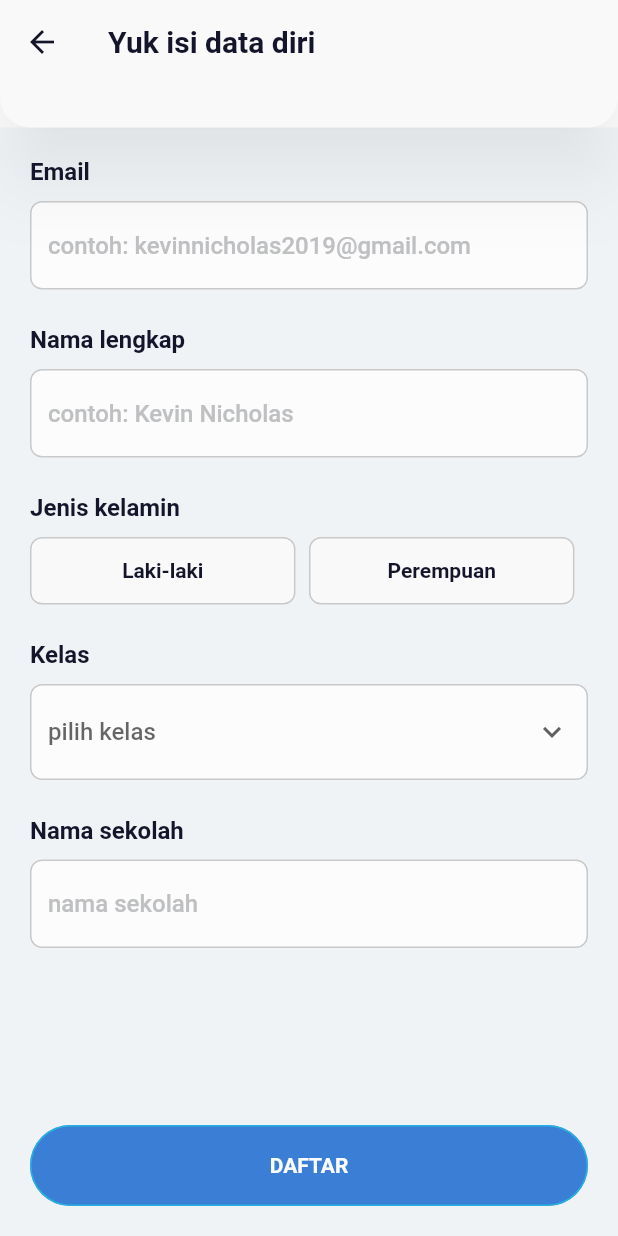
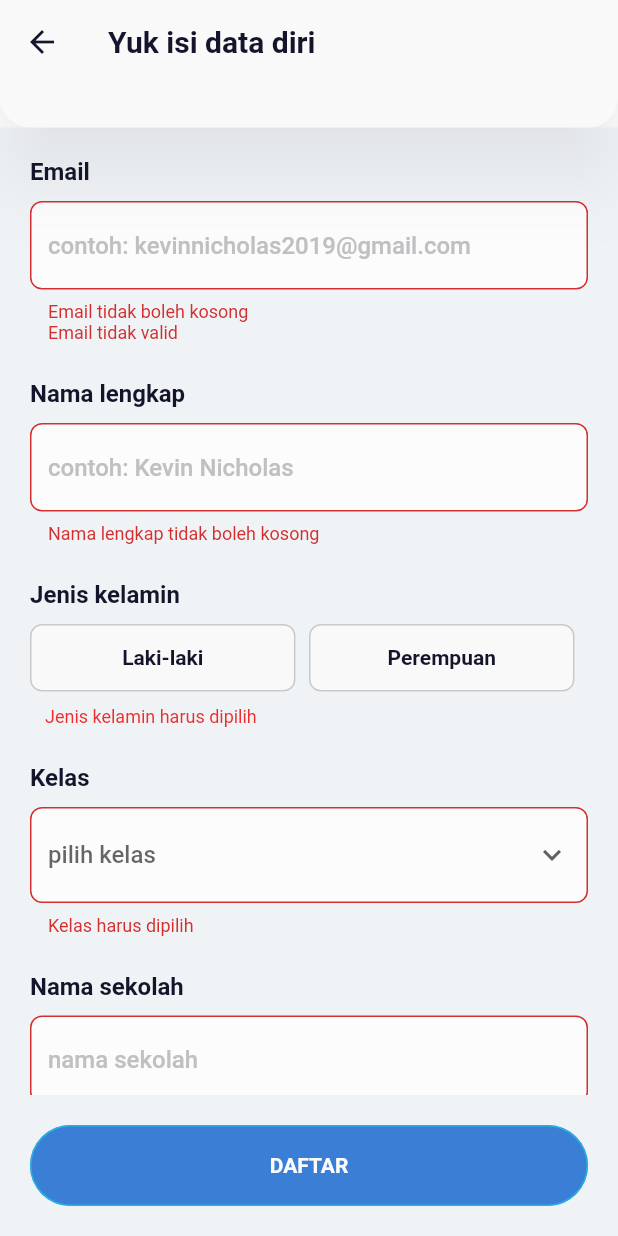
Before and after one commit to kevinnicholas2019/flutter-final-project-edspert, a Flutter app: the RegisterPage screen opened directly, on a phone screen of 412 x 824 dp. Run offline on Flutter 3.47's test engine with Material 2 defaults, Android fonts, the phone set to English and light mode, and no system bars; our stand-ins replace bloc, cached_network_image, firebase_auth, firebase_core, flutter_bloc, flutter_html and 1 more; accounts and stored records are empty; network calls fail; Roboto replaces fonts that are missing (Poppins).

Commit message:
validators aman

```diff
--- a/lib/application/auth/login_page/login_page_bloc.dart
+++ b/lib/application/auth/login_page/login_page_bloc.dart
@@ -1,5 +1,5 @@
-import 'package:bloc/bloc.dart';
-import 'package:final_project_edspert/domain/auth/auth_failures.dart';
+// ignore: depend_on_referenced_packages
+import 'package:bloc/bloc.dart' show Bloc;
 import 'package:final_project_edspert/domain/auth/i_auth_facade.dart';
 import 'package:flutter/material.dart';
 
--- a/lib/application/auth/register_page/register_page_bloc.dart
+++ b/lib/application/auth/register_page/register_page_bloc.dart
@@ -1,3 +1,4 @@
+// ignore: depend_on_referenced_packages
 import 'package:bloc/bloc.dart';
 import 'package:final_project_edspert/domain/users/value_objects.dart';
 
@@ -6,6 +7,16 @@ part 'register_page_state.dart';
 
 class RegisterPageBloc extends Bloc<RegisterPageEvent, RegisterPageState> {
   RegisterPageBloc() : super(RegisterPageState.initial()) {
+    on<OnLoad>((event, emit) {
+      emit(RegisterPageState(
+        emailAddress: state.emailAddress,
+        namaLengkap: state.namaLengkap,
+        jenisKelamin: state.jenisKelamin,
+        kelas: state.kelas,
+        namaSekolah: state.namaSekolah,
+      ));
+    });
+
     on<OnEmailChanged>((event, emit) {
       emit(RegisterPageState(
         emailAddress: EmailAddress(event.value),
--- a/lib/application/auth/register_page/register_page_event.dart
+++ b/lib/application/auth/register_page/register_page_event.dart
@@ -1,6 +1,8 @@
 part of 'register_page_bloc.dart';
 
 abstract class RegisterPageEvent {}
+
+class OnLoad implements RegisterPageEvent {}
 
 class OnEmailChanged implements RegisterPageEvent {
   final String value;
--- a/lib/application/auth/register_page/register_page_state.dart
+++ b/lib/application/auth/register_page/register_page_state.dart
@@ -30,4 +30,13 @@ class RegisterPageState {
         kelas: Kelas(''),
         namaSekolah: NamaSekolah(''),
       );
+
+  factory RegisterPageState.initEmailAndName(String email, String name) =>
+      RegisterPageState._(
+        emailAddress: EmailAddress(email),
+        namaLengkap: NamaLengkap(name),
+        jenisKelamin: JenisKelamin(''),
+        kelas: Kelas(''),
+        namaSekolah: NamaSekolah(''),
+      );
 }
--- a/lib/domain/core/value_failures.dart
+++ b/lib/domain/core/value_failures.dart
@@ -8,6 +8,15 @@ class UniqueIdParseFail implements ValueFailures<String> {
   @override
   String get failedValue =>
       "(UniqueIdParseFail) ID parse error fromString method";
+}
+
+class InvalidNameFail implements ValueFailures<String> {
+  final String namaField;
+
+  const InvalidNameFail(this.namaField);
+
+  @override
+  String get failedValue => "$namaField tidak boleh mengandung simbol";
 }
 
 class KosongFail implements ValueFailures<String> {
--- a/lib/domain/users/value_objects.dart
+++ b/lib/domain/users/value_objects.dart
@@ -29,6 +29,7 @@ class NamaLengkap implements ValueObject<String> {
   @override
   List<ValueFailures<String>> failures() => <ValueValidators<String, String>>[
         IsNamaLengkapKosong(),
+        IsNamaLengkapHaveSymbols(),
       ].validate(value);
 }
 
@@ -71,5 +72,6 @@ class NamaSekolah implements ValueObject<String> {
   @override
   List<ValueFailures<String>> failures() => <ValueValidators<String, String>>[
         IsNamaSekolahKosong(),
+        IsNamaSekolahHadSymbol(),
       ].validate(value);
 }
--- a/lib/domain/users/value_validators.dart
+++ b/lib/domain/users/value_validators.dart
@@ -2,41 +2,58 @@ import 'package:final_project_edspert/domain/core/value_failures.dart';
 import 'package:final_project_edspert/domain/core/value_validators.dart';
 import 'package:final_project_edspert/domain/users/user_failures.dart';
 
+final _emailRegex = RegExp(
+    r"^[a-zA-Z0-9.a-zA-Z0-9.!#$%&'*+-/=?^_`{|}~]+@[a-zA-Z0-9]+\.[a-zA-Z]+");
+final _nameRegex = RegExp(r'^[a-zA-Z0-9 ]+$');
+
 class IsEmailValid implements ValueValidators<String, String> {
   @override
-  Map<ValueFailures<String>, bool> validate(String value) => {
-        EmailNotValidFail(): RegExp(
-                r"^[a-zA-Z0-9.a-zA-Z0-9.!#$%&'*+-/=?^_`{|}~]+@[a-zA-Z0-9]+\.[a-zA-Z]+")
-            .hasMatch(value)
-      };
+  Map<ValueFailures<String>, bool> validate(String value) =>
+      {EmailNotValidFail(): _emailRegex.hasMatch(value)};
 }
 
 class IsEmailKosong implements ValueValidators<String, String> {
   @override
   Map<ValueFailures<String>, bool> validate(String value) =>
-      {const KosongFail("Email"): value != ""};
+      {const KosongFail("Email"): value.isNotEmpty};
+}
+
+class IsNamaLengkapHaveSymbols implements ValueValidators<String, String> {
+  @override
+  Map<ValueFailures<String>, bool> validate(String value) => {
+        const InvalidNameFail("Nama lengkap"):
+            value.isNotEmpty ? _nameRegex.hasMatch(value) : true,
+      };
 }
 
 class IsNamaLengkapKosong implements ValueValidators<String, String> {
   @override
   Map<ValueFailures<String>, bool> validate(String value) =>
-      {const KosongFail("Nama lengkap"): value != ""};
+      {const KosongFail("Nama lengkap"): value.isNotEmpty};
 }
 
 class IsJenisKelaminChoosed implements ValueValidators<String, String> {
   @override
   Map<ValueFailures<String>, bool> validate(String value) =>
-      {const BelumDipilihFail("Jenis kelamin"): value != ""};
+      {const BelumDipilihFail("Jenis kelamin"): value.isNotEmpty};
 }
 
 class IsKelasChoosed implements ValueValidators<String, String> {
   @override
   Map<ValueFailures<String>, bool> validate(String value) =>
-      {const BelumDipilihFail("Kelas"): value != ""};
+      {const BelumDipilihFail("Kelas"): value.isNotEmpty};
 }
 
 class IsNamaSekolahKosong implements ValueValidators<String, String> {
   @override
   Map<ValueFailures<String>, bool> validate(String value) =>
-      {const KosongFail("Nama sekolah"): value != ""};
+      {const KosongFail("Nama sekolah"): value.isNotEmpty};
 }
+
+class IsNamaSekolahHadSymbol implements ValueValidators<String, String> {
+  @override
+  Map<ValueFailures<String>, bool> validate(String value) => {
+        const InvalidNameFail("Nama sekolah"):
+            value.isNotEmpty ? _nameRegex.hasMatch(value) : true,
+      };
+}
--- a/lib/presentation/pages/auth/login/login_page.dart
+++ b/lib/presentation/pages/auth/login/login_page.dart
@@ -1,5 +1,4 @@
 import 'package:final_project_edspert/application/auth/login_page/login_page_bloc.dart';
-import 'package:final_project_edspert/presentation/pages/auth/login/widgets/sign_in_apple_widget.dart';
 import 'package:final_project_edspert/presentation/pages/auth/login/widgets/sign_in_google_widget.dart';
 import 'package:final_project_edspert/presentation/router/router_app.dart';
 import 'package:final_project_edspert/presentation/utils/colors_app.dart';
@@ -66,7 +65,7 @@ class LoginPage extends StatelessWidget {
                 bloc: bloc,
                 listener: (context, state) {
                   if (state is SignInError) {
-                    print(state.errorMsg);
+                    // TODO: sign in error pop up
                   } else if (state is SignInSuccess) {
                     Navigator.pushNamed(
                       context,
--- a/lib/presentation/pages/auth/register/register_page.dart
+++ b/lib/presentation/pages/auth/register/register_page.dart
@@ -10,23 +10,38 @@ import 'package:final_project_edspert/presentation/utils/text_style_app.dart';
 import 'package:flutter/material.dart';
 import 'package:flutter_bloc/flutter_bloc.dart';
 
-class RegisterPage extends StatelessWidget {
-  static final RegisterPageBloc _bloc = RegisterPageBloc();
-
+class RegisterPage extends StatefulWidget {
   final String? initValueEmail;
   final String? initDisplayName;
-
-  static final ToggleBloc _jenisKelaminToggleBloc = ToggleBloc(
-    {for (var gender in UtilsApp.genders) gender: false},
-  );
-  static String? kelasValue;
 
   const RegisterPage({super.key, this.initValueEmail, this.initDisplayName});
 
   @override
+  State<RegisterPage> createState() => _RegisterPageState();
+}
+
+class _RegisterPageState extends State<RegisterPage> {
+  final RegisterPageBloc _bloc = RegisterPageBloc();
+  final ToggleBloc _jenisKelaminToggleBloc = ToggleBloc(
+    {for (var gender in UtilsApp.genders) gender: false},
+  );
+
+  @override
+  void dispose() async {
+    await _bloc.close();
+    await _jenisKelaminToggleBloc.close();
+    super.dispose();
+  }
+
+  @override
   Widget build(BuildContext context) {
     const double bottomCalc = 64 + 30 * 2;
-    print(_bloc);
+
+    _bloc.add(OnLoad());
+    if (widget.initValueEmail != null && widget.initDisplayName != null) {
+      _bloc.add(OnEmailChanged(widget.initValueEmail!));
+      _bloc.add(OnNamaLengkapChanged(widget.initDisplayName!));
+    }
 
     return Scaffold(
       appBar: PreferredSize(
@@ -68,43 +83,44 @@ class RegisterPage extends StatelessWidget {
                       ),
                       children: [
                         FormFieldWidget(
-                          initValue: initValueEmail,
-                          enabled: initValueEmail == null,
+                          initValue: widget.initValueEmail,
+                          enabled: widget.initValueEmail == null,
                           nameField:
-                              'Email${initValueEmail == null ? '' : ' (sudah terisi otomatis)'}',
+                              'Email${widget.initValueEmail == null ? '' : ' (sudah terisi otomatis)'}',
                           hintText: 'contoh: kevinnicholas2019@gmail.com',
                           keyboardType: TextInputType.emailAddress,
                           onChanged: (value) => value != null
                               ? _bloc.add(OnEmailChanged(value))
                               : () {},
                           validator: (_) {
-                            return "wqfhjqwfhjwqkfhjkqwhf";
-                            // final fails = _bloc.state.emailAddress.failures();
-                            // final msgFail = fails.fold(
-                            //   "",
-                            //   (previousValue, element) =>
-                            //       previousValue + element.failedValue,
-                            // );
-                            // return msgFail == "" ? null : msgFail;
+                            final fails = _bloc.state.emailAddress.failures();
+                            if (fails.isNotEmpty) {
+                              final msgFail =
+                                  fails.map((e) => e.failedValue).join("\n");
+                              return msgFail;
+                            }
+                            return null;
                           },
                         ),
                         const SizedBox(
                           height: 24,
                         ),
                         FormFieldWidget(
-                          initValue: initDisplayName,
+                          initValue: widget.initDisplayName,
                           nameField: 'Nama lengkap',
                           hintText: 'contoh: Kevin Nicholas',
                           keyboardType: TextInputType.name,
+                          onChanged: (value) => value != null
+                              ? _bloc.add(OnNamaLengkapChanged(value))
+                              : () {},
                           validator: (_) {
-                            return "wqfhjqwfhjwqkfhjkqwhf";
-                            // final fails = _bloc.state.emailAddress.failures();
-                            // final msgFail = fails.fold(
-                            //   "",
-                            //   (previousValue, element) =>
-                            //       previousValue + element.failedValue,
-                            // );
-                            // return msgFail == "" ? null : msgFail;
+                            final fails = _bloc.state.namaLengkap.failures();
+                            if (fails.isNotEmpty) {
+                              final msgFail =
+                                  fails.map((e) => e.failedValue).join("\n");
+                              return msgFail;
+                            }
+                            return null;
                           },
                         ),
                         const SizedBox(
@@ -120,11 +136,15 @@ class RegisterPage extends StatelessWidget {
                         const SizedBox(
                           height: 10,
                         ),
-                        SizedBox(
-                          height: 45,
-                          child: ToggleWidget(
-                            bloc: _jenisKelaminToggleBloc,
+                        ToggleWidget(
+                          bloc: _jenisKelaminToggleBloc,
+                          onPressedCallback: (value) => _bloc.add(
+                            OnJenisKelaminChanged(value),
                           ),
+                          validator: () {
+                            final fails = _bloc.state.jenisKelamin.failures();
+                            return fails.map((e) => e.failedValue).toList();
+                          },
                         ),
                         const SizedBox(
                           height: 24,
@@ -134,17 +154,38 @@ class RegisterPage extends StatelessWidget {
                           hintText: 'pilih kelas',
                           items: UtilsApp.classes,
                           value: '',
-                          onChanged: (String? value) {
-                            kelasValue = value;
+                          onChanged: (value) => value != null
+                              ? _bloc.add(OnKelasChanged(value))
+                              : () {},
+                          validator: (_) {
+                            final fails = _bloc.state.kelas.failures();
+                            if (fails.isNotEmpty) {
+                              final msgFail =
+                                  fails.map((e) => e.failedValue).join("\n");
+                              return msgFail;
+                            }
+                            return null;
                           },
                         ),
                         const SizedBox(
                           height: 24,
                         ),
-                        const FormFieldWidget(
+                        FormFieldWidget(
                           nameField: 'Nama sekolah',
                           hintText: 'nama sekolah',
                           keyboardType: TextInputType.name,
+                          onChanged: (value) => value != null
+                              ? _bloc.add(OnNamaSekolahChanged(value))
+                              : () {},
+                          validator: (_) {
+                            final fails = _bloc.state.namaSekolah.failures();
+                            if (fails.isNotEmpty) {
+                              final msgFail =
+                                  fails.map((e) => e.failedValue).join("\n");
+                              return msgFail;
+                            }
+                            return null;
+                          },
                         ),
                         const SizedBox(
                           height: bottomCalc - 30,
@@ -166,9 +207,7 @@ class RegisterPage extends StatelessWidget {
                       ),
                       child: TextButtonApp.textButtonCustom1(
                         'DAFTAR',
-                        onPressed: () {
-                          print("asd");
-                        },
+                        onPressed: () {},
                       ),
                     ),
                   ),
--- a/lib/presentation/pages/auth/register/widgets/dropdown_form_field_widget.dart
+++ b/lib/presentation/pages/auth/register/widgets/dropdown_form_field_widget.dart
@@ -8,7 +8,8 @@ class DropdownFormFieldWidget extends StatelessWidget {
   final String hintText;
   final String value;
   final List<String> items;
-  final Function(String?) onChanged;
+  final Function(String?)? onChanged;
+  final String? Function(String?)? validator;
 
   const DropdownFormFieldWidget({
     super.key,
@@ -16,7 +17,8 @@ class DropdownFormFieldWidget extends StatelessWidget {
     required this.items,
     required this.nameField,
     required this.hintText,
-    required this.onChanged,
+    this.onChanged,
+    this.validator,
   });
 
   @override
@@ -62,6 +64,7 @@ class DropdownFormFieldWidget extends StatelessWidget {
             );
           }).toList(),
           onChanged: onChanged,
+          validator: validator,
         ),
       ],
     );
--- a/lib/presentation/pages/auth/register/widgets/text_form_field_widget.dart
+++ b/lib/presentation/pages/auth/register/widgets/text_form_field_widget.dart
@@ -42,6 +42,7 @@ class FormFieldWidget extends StatelessWidget {
         TextFormField(
           controller: controller,
           onChanged: onChanged,
+          validator: validator,
           enabled: enabled ?? true,
           initialValue: controller != null ? null : initValue,
           keyboardType: keyboardType,
--- a/lib/presentation/utils/widgets/toggle_widget.dart
+++ b/lib/presentation/utils/widgets/toggle_widget.dart
@@ -7,9 +7,16 @@ import 'package:flutter_bloc/flutter_bloc.dart';
 
 class ToggleWidget extends StatelessWidget {
   final ToggleBloc bloc;
+  final Function(String)? onPressedCallback;
+  final double? height;
+  final List<String> Function()? validator;
+
   const ToggleWidget({
     super.key,
     required this.bloc,
+    this.height,
+    this.onPressedCallback,
+    this.validator,
   });
 
   @override
@@ -18,7 +25,12 @@ class ToggleWidget extends StatelessWidget {
       bloc: bloc,
       builder: (context, state) {
         if (state is ToggleInitial) {
-          return Row(
+          return Column(
+            crossAxisAlignment: CrossAxisAlignment.stretch,
+            children: [
+              SizedBox(
+                height: height ?? 45,
+                child: Row(
                   mainAxisAlignment: MainAxisAlignment.center,
                   crossAxisAlignment: CrossAxisAlignment.stretch,
                   children: [
@@ -26,9 +38,14 @@ class ToggleWidget extends StatelessWidget {
                       for (var entry in state.values.entries) ...[
                         Expanded(
                           child: TextButton(
-                      onPressed: () => !entry.value
-                          ? bloc.add(ToggleEventOnPressed(entry.key))
-                          : () {}(),
+                            onPressed: !entry.value
+                                ? () {
+                                    if (onPressedCallback != null) {
+                                      onPressedCallback!(entry.key);
+                                    }
+                                    bloc.add(ToggleEventOnPressed(entry.key));
+                                  }
+                                : () {},
                             style: ButtonStyle(
                               padding: const MaterialStatePropertyAll(
                                 EdgeInsets.all(12),
@@ -105,11 +122,31 @@ class ToggleWidget extends StatelessWidget {
                       ],
                     ],
                   ],
+                ),
+              ),
+              if (validator != null) const SizedBox(height: 10),
+              if (validator != null)
+                for (var error in validator!())
+                  Padding(
+                    padding: const EdgeInsets.only(left: 10.0),
+                    child: Text(
+                      error,
+                      style: const TextStyle(
+                        color: ColorsApp.error,
+                        fontSize: 12,
+                      ),
+                    ),
+                  )
+            ],
           );
         }
 
-        return Row(
+        return Column(
+          children: [
+            Row(
               children: const [],
+            ),
+          ],
         );
       },
     );
```
Also changed, not shown: 1 other file. Lines whose indentation alone changed are shown as unchanged.
